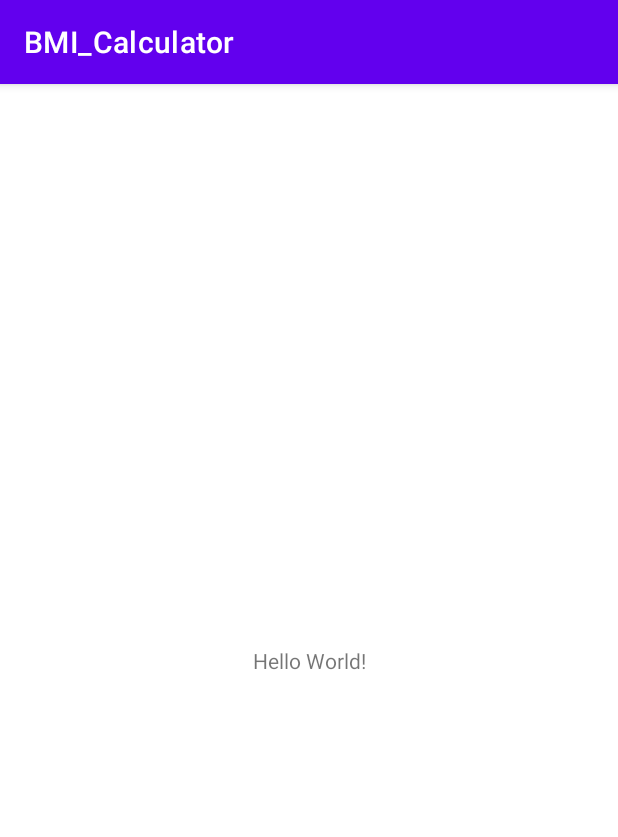
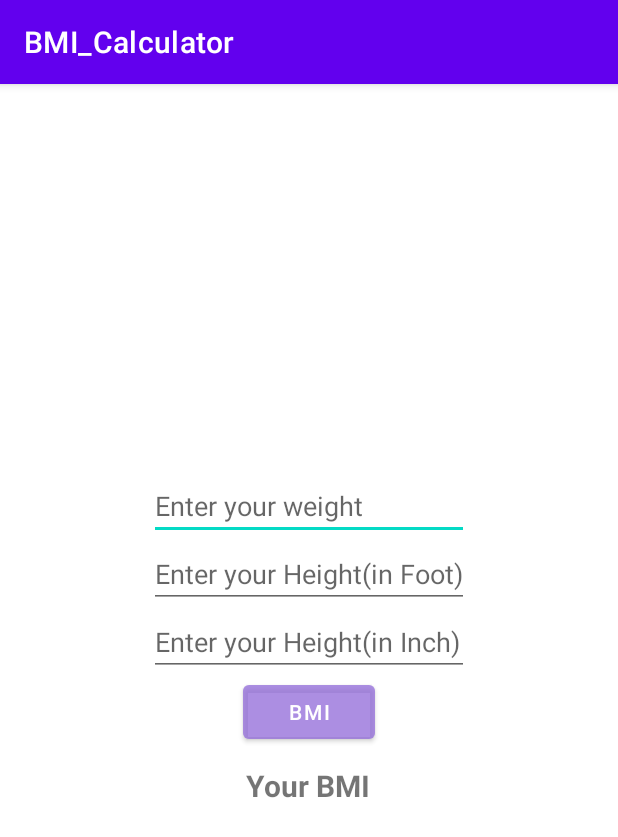
Before and after one commit to SouravBarman001/BMI_Calculator_App, an Android app: the screen it shows after launch (MainActivity), on a phone screen of 412 x 824 dp. Shown: the top 837 px of the screen. Run offline under Robolectric (Android 15) with nearby library versions, the phone set to English and light mode, and no system bars.

Commit message:
button added

```diff
--- a/app/src/main/java/com/example/bmi_calculator/MainActivity.java
+++ b/app/src/main/java/com/example/bmi_calculator/MainActivity.java
@@ -10,5 +10,7 @@ public class MainActivity extends AppCompatActivity {
     protected void onCreate(Bundle savedInstanceState) {
         super.onCreate(savedInstanceState);
         setContentView(R.layout.activity_main);
+
+
     }
 }
--- a/app/src/main/res/layout/activity_main.xml
+++ b/app/src/main/res/layout/activity_main.xml
@@ -1,18 +1,62 @@
 <?xml version="1.0" encoding="utf-8"?>
-<androidx.constraintlayout.widget.ConstraintLayout xmlns:android="http://schemas.android.com/apk/res/android"
-    xmlns:app="http://schemas.android.com/apk/res-auto"
+<LinearLayout xmlns:app="http://schemas.android.com/apk/res-auto"
     xmlns:tools="http://schemas.android.com/tools"
+    xmlns:android="http://schemas.android.com/apk/res/android"
     android:layout_width="match_parent"
     android:layout_height="match_parent"
+    android:orientation="vertical"
+    android:gravity="center"
     tools:context=".MainActivity">
+
+    <EditText
+        android:layout_width="wrap_content"
+        android:layout_height="wrap_content"
+        android:ems="10"
+        android:hint="@string/hint_weight"
+        android:id="@+id/editWeight"
+        android:inputType="number"
+    />
+
+    <EditText
+        android:layout_width="wrap_content"
+        android:layout_height="wrap_content"
+        android:ems="10"
+        android:hint="@string/hint_height"
+        android:id="@+id/editHeightFoot"
+        android:inputType="number"
+
+        />
+    <EditText
+        android:layout_width="wrap_content"
+        android:layout_height="wrap_content"
+        android:ems="10"
+        android:hint="@string/hint_inch"
+        android:id="@+id/editHeightInch"
+        android:inputType="number"
+
+        />
+       <Button
+           android:layout_width="wrap_content"
+           android:layout_height="wrap_content"
+           android:text="BMI"
+           android:id="@+id/bmiButton"
+           android:backgroundTint="#85956DDB"
+
+           />
+    <TextView
+        android:layout_width="wrap_content"
+        android:layout_height="wrap_content"
+        android:text="Your BMI"
+        android:textSize="20sp"
+        android:textStyle="bold"
+        android:layout_marginTop="11dp"
+        />
 
     <TextView
         android:layout_width="wrap_content"
         android:layout_height="wrap_content"
-        android:text="Hello World!"
-        app:layout_constraintBottom_toBottomOf="parent"
-        app:layout_constraintLeft_toLeftOf="parent"
-        app:layout_constraintRight_toRightOf="parent"
-        app:layout_constraintTop_toTopOf="parent" />
+        android:textSize="20sp"
+        android:textStyle="bold"
+        android:id="@+id/editResult"/>
 
-</androidx.constraintlayout.widget.ConstraintLayout>
+</LinearLayout>
--- a/app/src/main/res/values/strings.xml
+++ b/app/src/main/res/values/strings.xml
@@ -1,3 +1,6 @@
 <resources>
     <string name="app_name">BMI_Calculator</string>
+    <string name="hint_weight">Enter your weight</string>
+    <string name="hint_height">Enter your Height(in Foot)</string>
+    <string name="hint_inch">Enter your Height(in Inch)</string>
 </resources>
```
Also changed, not shown: 4 other files.
